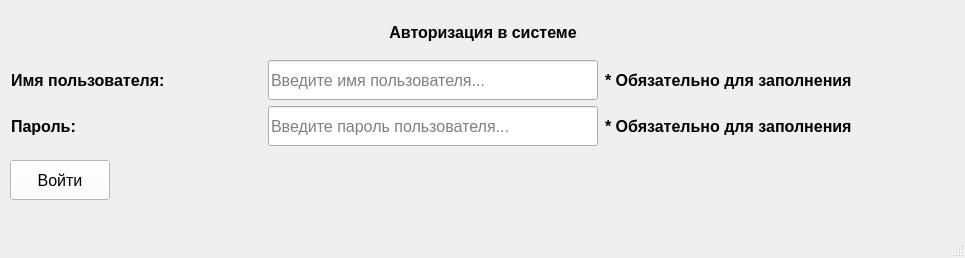
The window that authorizationwindow.ui (SevaKarlov2005/SeaportClient) describes before a commit, drawn with Qt 5.
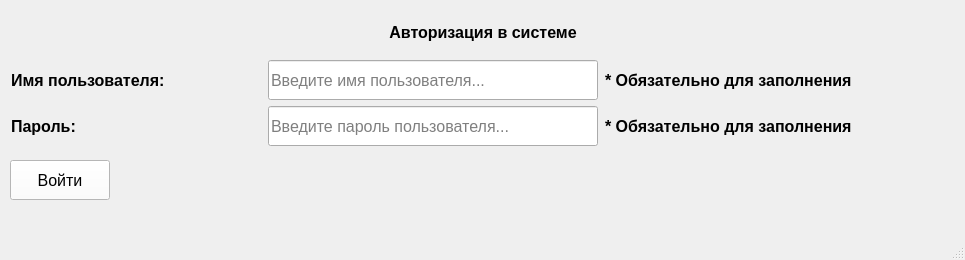
The same window after the commit.

The edit to the form file:
```diff
--- a/authorizationwindow.ui
+++ b/authorizationwindow.ui
@@ -7,7 +7,7 @@
     <x>0</x>
     <y>0</y>
     <width>965</width>
-    <height>258</height>
+    <height>260</height>
    </rect>
   </property>
   <property name="font">
```
